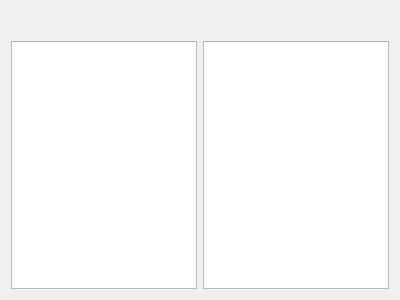
Qt form src/components/canrawfilter/gui/canrawfilter.ui (GENIVI/CANdevStudio) before a commit.
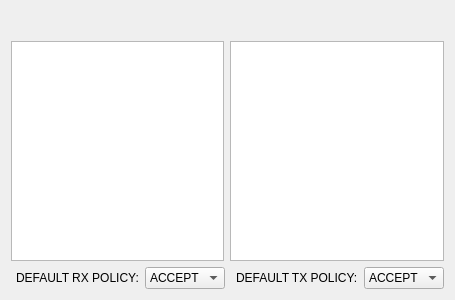
The same form after that commit. Icons and pictures are not drawn.

Commit message:
CanRawFilter GUI enhancements (#124)
Enhancement fixing misleading CanRawFilter interface reported in #121

The edit to the form file:
```diff
--- a/src/components/canrawfilter/gui/canrawfilter.ui
+++ b/src/components/canrawfilter/gui/canrawfilter.ui
@@ -6,7 +6,7 @@
    <rect>
     <x>0</x>
     <y>0</y>
-    <width>400</width>
+    <width>455</width>
     <height>300</height>
    </rect>
   </property>
@@ -128,7 +128,12 @@
       </spacer>
      </item>
      <item>
-      <widget class="QPushButton" name="pbDockUndock">
+      <layout class="QHBoxLayout" name="horizontalLayout_4">
+       <item>
+        <widget class="QPushButton" name="pbTxAdd">
+         <property name="focusPolicy">
+          <enum>Qt::TabFocus</enum>
+         </property>
        <property name="text">
         <string/>
        </property>
@@ -147,7 +152,113 @@
        </property>
       </widget>
      </item>
-    </layout>
+       <item>
+        <widget class="QPushButton" name="pbTxRemove">
+         <property name="focusPolicy">
+          <enum>Qt::TabFocus</enum>
+         </property>
+         <property name="text">
+          <string/>
+         </property>
+         <property name="icon">
+          <iconset resource="../../../../CANdevResources.qrc">
+           <normaloff>:/images/files/images/light/CANbus_icon_Remove.svg</normaloff>:/images/files/images/light/CANbus_icon_Remove.svg</iconset>
+         </property>
+         <property name="iconSize">
+          <size>
+           <width>32</width>
+           <height>32</height>
+          </size>
+         </property>
+         <property name="flat">
+          <bool>true</bool>
+         </property>
+        </widget>
+       </item>
+       <item>
+        <widget class="QPushButton" name="pbTxUp">
+         <property name="focusPolicy">
+          <enum>Qt::TabFocus</enum>
+         </property>
+         <property name="styleSheet">
+          <string notr="true">padding: 4</string>
+         </property>
+         <property name="text">
+          <string/>
+         </property>
+         <property name="icon">
+          <iconset resource="../../../../CANdevResources.qrc">
+           <normaloff>:/images/files/images/light/CANbus_icon_arrow_up.svg</normaloff>:/images/files/images/light/CANbus_icon_arrow_up.svg</iconset>
+         </property>
+         <property name="iconSize">
+          <size>
+           <width>24</width>
+           <height>24</height>
+          </size>
+         </property>
+         <property name="flat">
+          <bool>true</bool>
+         </property>
+        </widget>
+       </item>
+       <item>
+        <widget class="QPushButton" name="pbTxDown">
+         <property name="focusPolicy">
+          <enum>Qt::TabFocus</enum>
+         </property>
+         <property name="styleSheet">
+          <string notr="true">padding: 4</string>
+         </property>
+         <property name="text">
+          <string/>
+         </property>
+         <property name="icon">
+          <iconset resource="../../../../CANdevResources.qrc">
+           <normaloff>:/images/files/images/light/CANbus_icon_arrow_down.svg</normaloff>:/images/files/images/light/CANbus_icon_arrow_down.svg</iconset>
+         </property>
+         <property name="iconSize">
+          <size>
+           <width>24</width>
+           <height>24</height>
+          </size>
+         </property>
+         <property name="flat">
+          <bool>true</bool>
+         </property>
+        </widget>
+       </item>
+       <item>
+        <spacer name="horizontalSpacer_4">
+         <property name="orientation">
+          <enum>Qt::Horizontal</enum>
+         </property>
+         <property name="sizeHint" stdset="0">
+          <size>
+           <width>40</width>
+           <height>20</height>
+          </size>
+         </property>
+        </spacer>
+       </item>
+      </layout>
+     </item>
+    </layout>
+   </item>
+   <item>
+    <spacer name="verticalSpacer">
+     <property name="orientation">
+      <enum>Qt::Vertical</enum>
+     </property>
+     <property name="sizeType">
+      <enum>QSizePolicy::Fixed</enum>
+     </property>
+     <property name="sizeHint" stdset="0">
+      <size>
+       <width>0</width>
+       <height>0</height>
+      </size>
+     </property>
+    </spacer>
    </item>
    <item>
     <layout class="QHBoxLayout" name="horizontalLayout">
@@ -167,6 +278,111 @@
      </item>
     </layout>
    </item>
+   <item>
+    <layout class="QHBoxLayout" name="horizontalLayout_6">
+     <item>
+      <spacer name="horizontalSpacer_2">
+       <property name="orientation">
+        <enum>Qt::Horizontal</enum>
+       </property>
+       <property name="sizeHint" stdset="0">
+        <size>
+         <width>40</width>
+         <height>20</height>
+        </size>
+       </property>
+      </spacer>
+     </item>
+     <item>
+      <widget class="QLabel" name="label">
+       <property name="font">
+        <font>
+         <weight>50</weight>
+         <bold>false</bold>
+         <underline>false</underline>
+        </font>
+       </property>
+       <property name="text">
+        <string>DEFAULT RX POLICY:</string>
+       </property>
+       <property name="type" stdset="0">
+        <string>policyLabel</string>
+       </property>
+      </widget>
+     </item>
+     <item>
+      <widget class="QComboBox" name="rxPolicy">
+       <property name="font">
+        <font>
+         <weight>50</weight>
+         <bold>false</bold>
+         <underline>false</underline>
+        </font>
+       </property>
+       <item>
+        <property name="text">
+         <string>ACCEPT</string>
+        </property>
+       </item>
+       <item>
+        <property name="text">
+         <string>DROP</string>
+        </property>
+       </item>
+      </widget>
+     </item>
+     <item>
+      <spacer name="horizontalSpacer_3">
+       <property name="orientation">
+        <enum>Qt::Horizontal</enum>
+       </property>
+       <property name="sizeHint" stdset="0">
+        <size>
+         <width>40</width>
+         <height>20</height>
+        </size>
+       </property>
+      </spacer>
+     </item>
+     <item>
+      <widget class="QLabel" name="label_2">
+       <property name="font">
+        <font>
+         <weight>50</weight>
+         <bold>false</bold>
+         <underline>false</underline>
+        </font>
+       </property>
+       <property name="text">
+        <string>DEFAULT TX POLICY:</string>
+       </property>
+       <property name="type" stdset="0">
+        <string>policyLabel</string>
+       </property>
+      </widget>
+     </item>
+     <item>
+      <widget class="QComboBox" name="txPolicy">
+       <property name="font">
+        <font>
+         <weight>50</weight>
+         <bold>false</bold>
+        </font>
+       </property>
+       <item>
+        <property name="text">
+         <string>ACCEPT</string>
+        </property>
+       </item>
+       <item>
+        <property name="text">
+         <string>DROP</string>
+        </property>
+       </item>
+      </widget>
+     </item>
+    </layout>
+   </item>
   </layout>
  </widget>
  <resources>
```
Left out of the diff: 14 changed lines with no effect on the pictures. Lines whose indentation alone changed are shown as unchanged. The commit also changes 2 other files.
